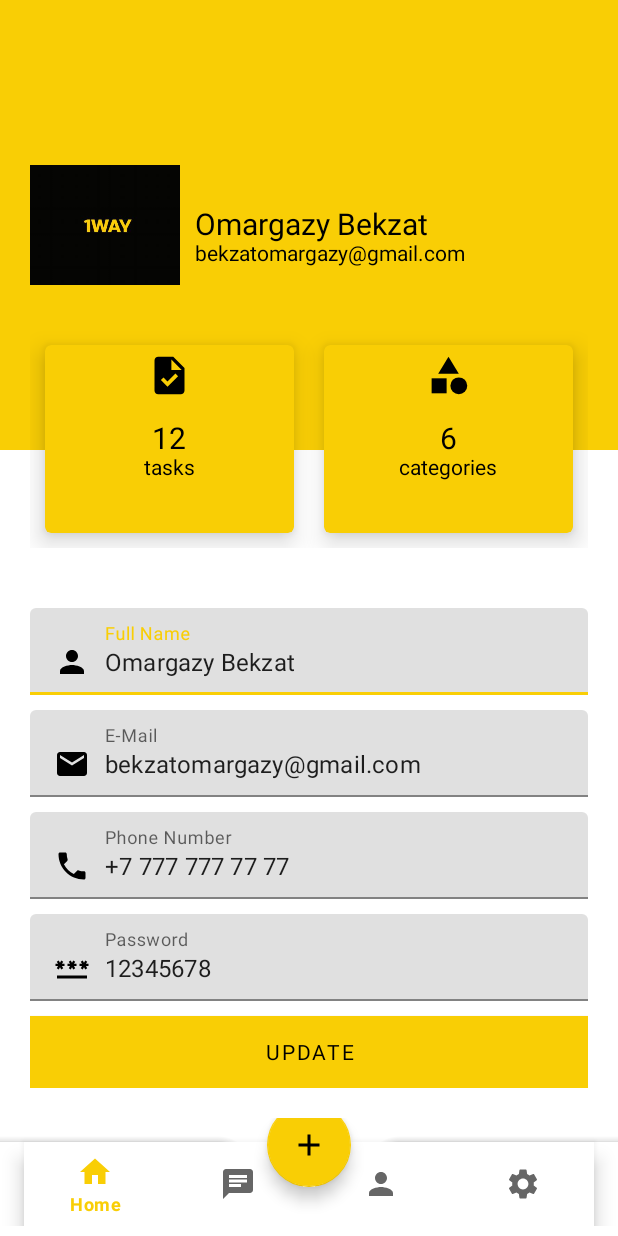
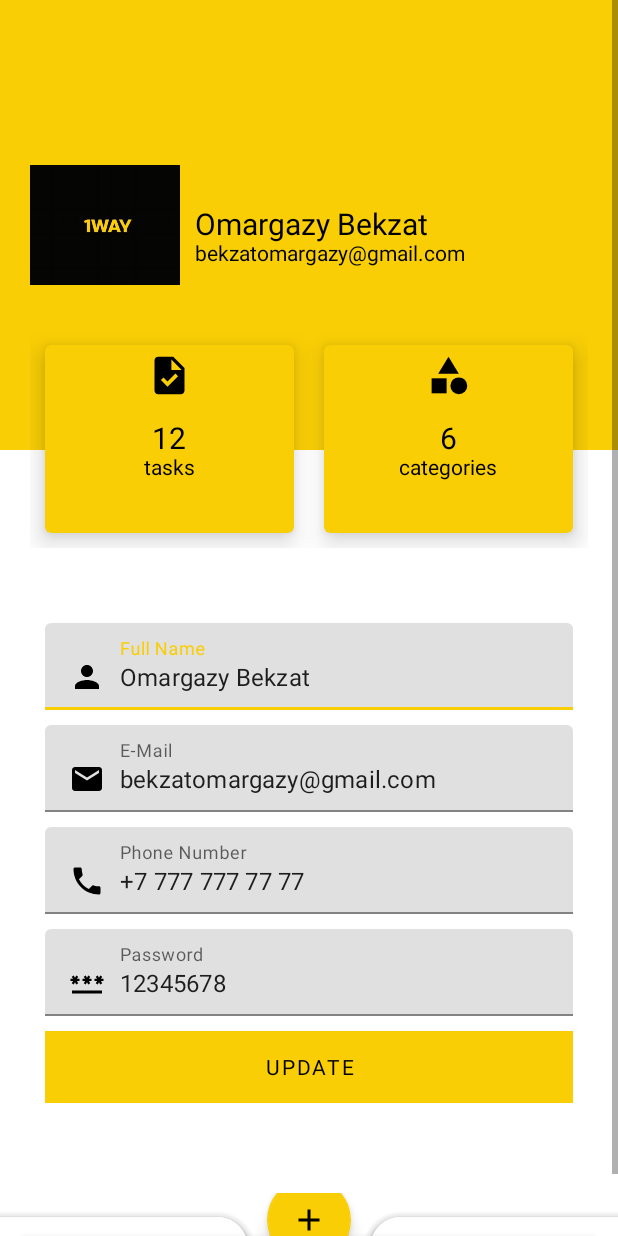
Before and after one commit to Bexact/AndroidFinalProject, an Android app: the ProfileActivity screen opened directly, with no data from a screen before it, on a phone screen of 412 x 824 dp. Run offline under Robolectric (Android 15) with nearby library versions, the phone set to English and light mode, and no system bars; Roboto replaces fonts that are not available here.

Commit message:
profile completed2

```diff
--- a/app/src/main/res/layout/activity_profile.xml
+++ b/app/src/main/res/layout/activity_profile.xml
@@ -8,7 +8,9 @@
     <LinearLayout
         android:layout_width="match_parent"
         android:layout_height="match_parent"
-        android:orientation="vertical">
+        android:orientation="vertical"
+
+        >
         <RelativeLayout
             android:layout_width="match_parent"
             android:layout_height="300dp"
@@ -154,7 +156,7 @@
         <LinearLayout
             android:layout_width="match_parent"
             android:layout_height="wrap_content"
-            android:padding="20dp"
+            android:padding="30dp"
             android:orientation="vertical">
 
             <com.google.android.material.textfield.TextInputLayout
@@ -227,10 +229,12 @@
                 ></Button>
 
         </LinearLayout>
+
         <androidx.coordinatorlayout.widget.CoordinatorLayout
 
             android:layout_width="match_parent"
             android:layout_height="match_parent"
+            android:paddingTop="30dp"
             tools:context=".MainActivity">
 
             <com.google.android.material.bottomappbar.BottomAppBar
@@ -262,5 +266,7 @@
                 tools:ignore="SpeakableTextPresentCheck" />
 
         </androidx.coordinatorlayout.widget.CoordinatorLayout>
-</LinearLayout>
+
+    </LinearLayout>
+
 </ScrollView>
```
